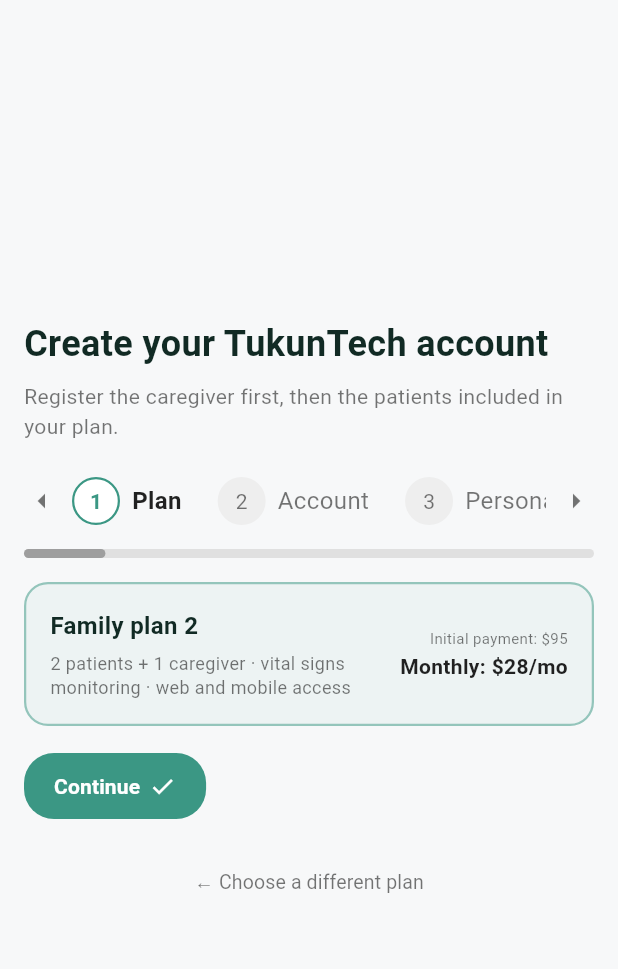
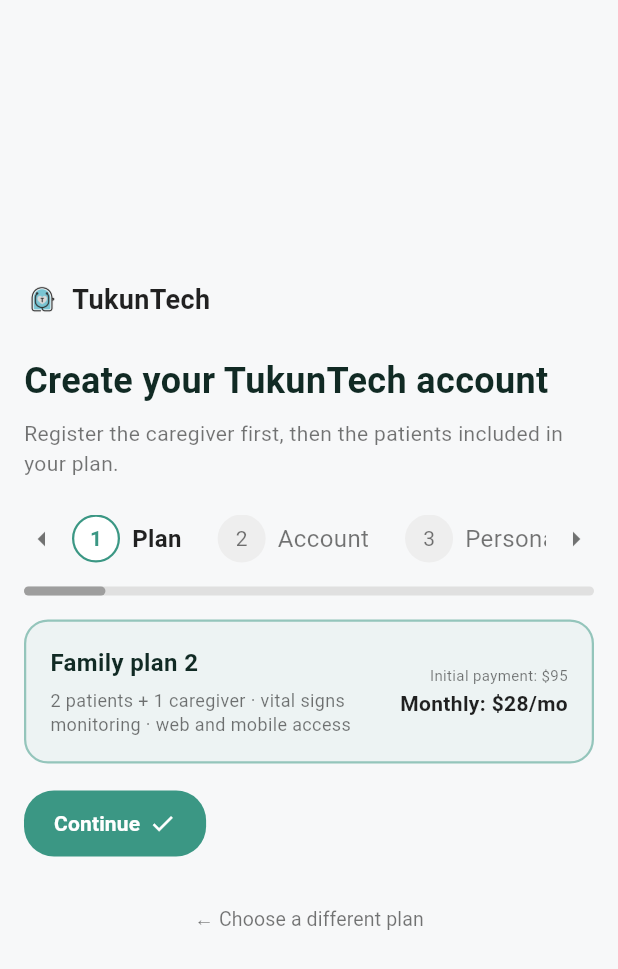
Before and after one commit to Tukuntech2025/mobileAppEmergentes, a Flutter app: the CaregiverCreateAccountPage screen opened directly, on a phone screen of 412 x 824 dp. Shown: the top 969 px of the screen. Run offline on Flutter 3.47's test engine with Material 3 defaults, Android fonts, the phone set to English and light mode, and no system bars; missing offline and left inert: dart_jsonwebtoken.

Commit message:
fix: arreglar labels

```diff
--- a/tukuntech/lib/features/auth/presentation/pages/caregiver_create_account_page.dart
+++ b/tukuntech/lib/features/auth/presentation/pages/caregiver_create_account_page.dart
@@ -236,6 +236,25 @@
               child: Column(
                 crossAxisAlignment: CrossAxisAlignment.stretch,
                 children: [
+                  Row(
+                    children: [
+                      Image.asset(
+                        'assets/icon_tukuntech.png',
+                        width: 24,
+                        height: 24,
+                      ),
+                      const SizedBox(width: 8),
+                      const Text(
+                        'TukunTech',
+                        style: TextStyle(
+                          fontSize: 18,
+                          fontWeight: FontWeight.w600,
+                          color: Colors.black87,
+                        ),
+                      ),
+                    ],
+                  ),
+                  const SizedBox(height: 24),
                   const Text(
                     'Create your TukunTech account',
                     style: TextStyle(
```
